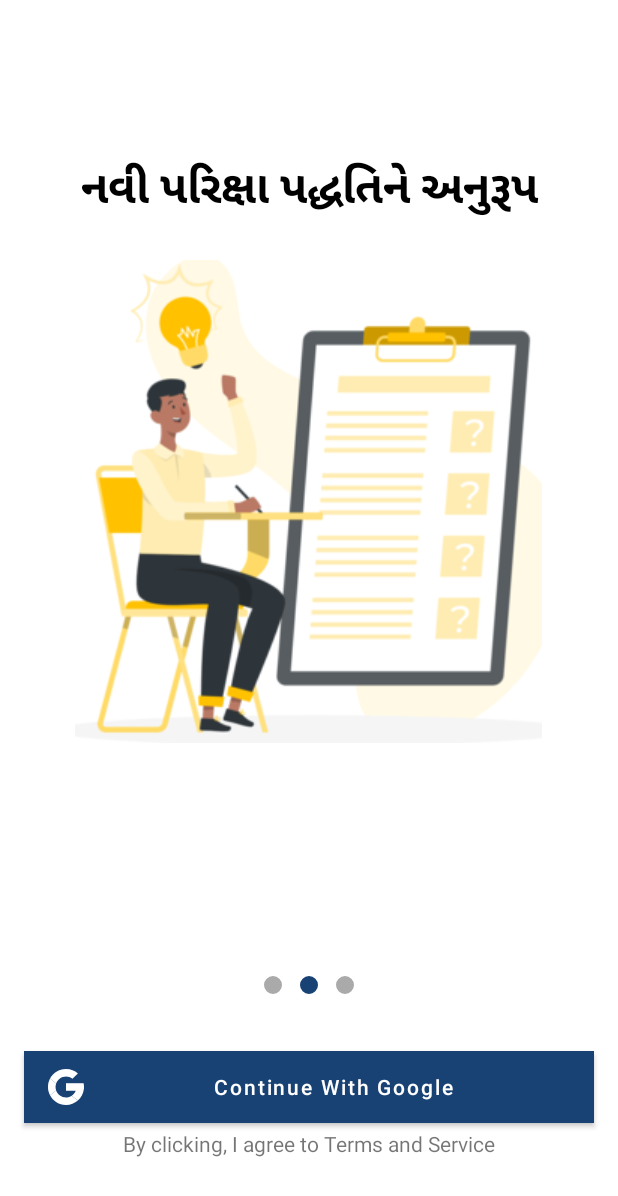
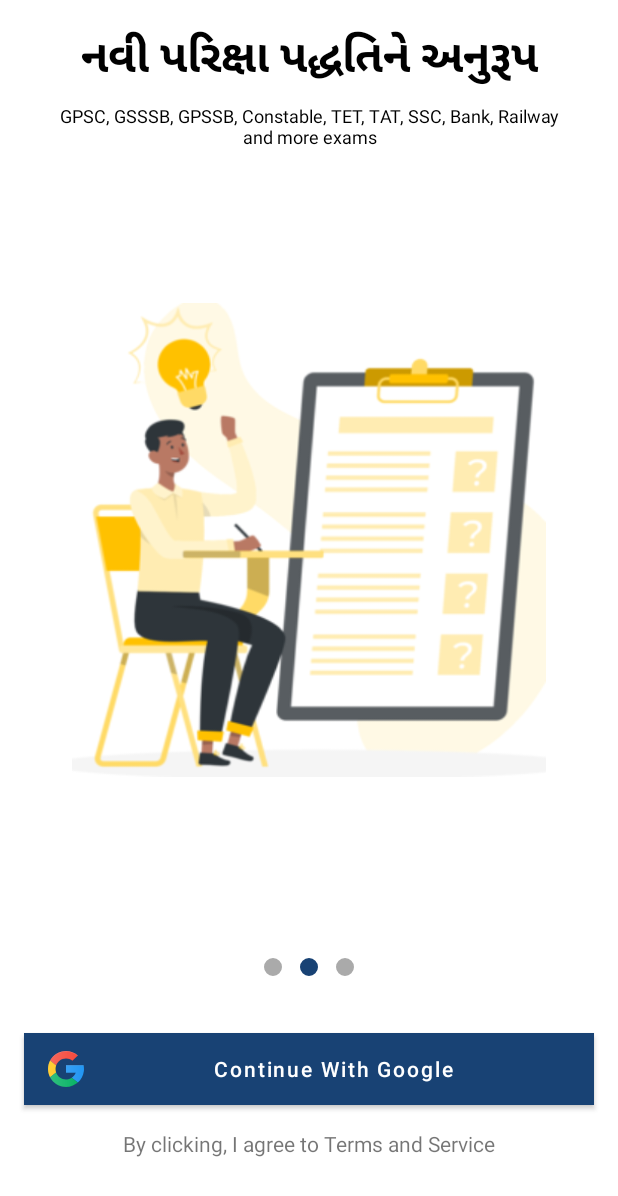
Before and after one commit to siddhantdrk/Quickexamprep, an Android app: the screen it shows after launch (LoginScreen), tab 2 chosen, on a phone screen of 412 x 824 dp. Shown: the top 1196 px of the screen. Run offline under Robolectric (Android 15) with nearby library versions, the phone set to English and light mode, and no system bars.

Commit message:
activity_login_screen.xml responsive

```diff
--- a/app/src/main/res/layout/activity_login_screen.xml
+++ b/app/src/main/res/layout/activity_login_screen.xml
@@ -20,7 +20,7 @@
     <androidx.viewpager2.widget.ViewPager2
         android:id="@+id/login_viewpager"
         android:layout_width="match_parent"
-        android:layout_height="wrap_content"
+        android:layout_height="0dp"
         android:layout_marginStart="16dp"
         android:layout_marginLeft="16dp"
         android:layout_marginEnd="16dp"
@@ -38,10 +38,11 @@
         android:layout_marginStart="16dp"
         android:layout_marginLeft="16dp"
         app:icon="@drawable/google"
+        android:layout_marginBottom="16dp"
         android:layout_marginEnd="16dp"
         app:cornerRadius="0dp"
         android:layout_marginRight="16dp"
-        android:layout_marginBottom="4dp"
+        app:iconTint="@null"
         android:textAllCaps="false"
         android:text="@string/continue_with_google"
         app:layout_constraintBottom_toTopOf="@+id/txt_term_service"
--- a/app/src/main/res/layout/splash_pager_layout.xml
+++ b/app/src/main/res/layout/splash_pager_layout.xml
@@ -1,7 +1,8 @@
 <?xml version="1.0" encoding="utf-8"?>
-<LinearLayout xmlns:android="http://schemas.android.com/apk/res/android"
+<androidx.constraintlayout.widget.ConstraintLayout xmlns:android="http://schemas.android.com/apk/res/android"
     android:layout_width="match_parent"
-    android:layout_height="wrap_content"
+    xmlns:app="http://schemas.android.com/apk/res-auto"
+    android:layout_height="match_parent"
     android:orientation="vertical">
 
     <TextView
@@ -9,29 +10,42 @@
         android:layout_width="match_parent"
         android:layout_height="wrap_content"
         android:gravity="center"
+        android:layout_marginHorizontal="16dp"
         android:text="Best Way to Prepare"
+        android:layout_marginTop="16dp"
+        android:textColor="@color/black"
+        android:textSize="30sp"
         android:textStyle="bold"
-        android:textColor="@color/black"
-        android:textSize="30sp" />
+        app:layout_constraintEnd_toEndOf="parent"
+        app:layout_constraintStart_toStartOf="parent"
+        app:layout_constraintTop_toTopOf="parent" />
 
     <TextView
         android:id="@+id/splash_pager_sub_title"
         android:layout_width="match_parent"
         android:layout_height="wrap_content"
         android:gravity="center"
-        android:visibility="gone"
+        android:layout_marginHorizontal="@dimen/dp_16"
         android:layout_marginTop="@dimen/dp_8"
-        android:layout_marginLeft="@dimen/dp_8"
-        android:layout_marginRight="@dimen/dp_8"
+        android:visibility="visible"
         android:text="GPSC, GSSSB, GPSSB, Constable, TET, TAT, SSC, Bank, Railway and more exams"
+        app:layout_constraintEnd_toEndOf="parent"
+        app:layout_constraintStart_toStartOf="parent"
+        app:layout_constraintTop_toBottomOf="@id/splash_pager_title"
         android:textColor="@color/black"
         android:textSize="12sp" />
 
     <ImageView
-        android:layout_width="wrap_content"
+        android:layout_width="match_parent"
+        android:layout_height="0dp"
+        android:layout_margin="32dp"
+        android:scaleType="fitXY"
         android:layout_gravity="center"
-        android:layout_marginTop="@dimen/dp_25"
-        android:layout_height="wrap_content"
-        android:src="@drawable/onboarding_screen_1" />
+        android:src="@drawable/onboarding_screen_1"
+        app:layout_constraintBottom_toBottomOf="parent"
+        app:layout_constraintDimensionRatio="1"
+        app:layout_constraintEnd_toEndOf="parent"
+        app:layout_constraintStart_toStartOf="parent"
+        app:layout_constraintTop_toBottomOf="@+id/splash_pager_sub_title" />
 
-</LinearLayout>
+</androidx.constraintlayout.widget.ConstraintLayout>
```
